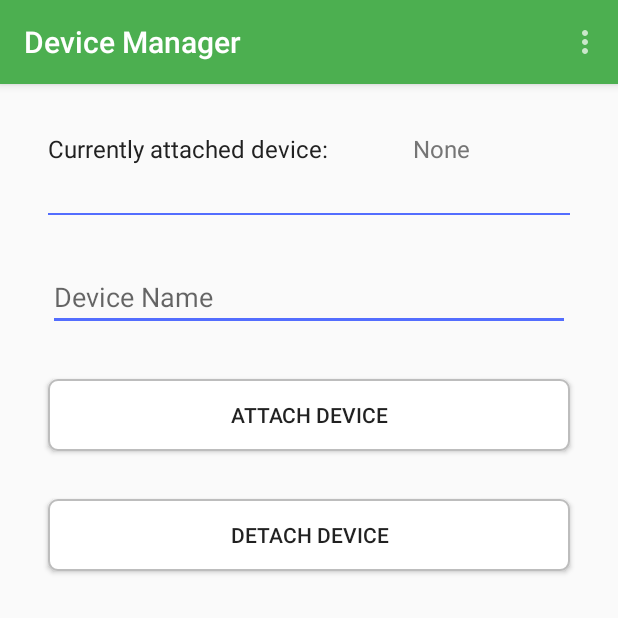
After one commit to danthedrummer/vehilytics_android, an Android app: the DeviceActivity screen opened directly, with no data from a screen before it, on a phone screen of 412 x 824 dp, the top half of it. The commit adds this screen. Run offline under Robolectric (Android 15) with nearby library versions, the phone set to English and light mode, and no system bars.

Commit message:
Device Activity
Added the device manager activity which allows the user to attach and
detach devices from their account.

Also built a special activity extending AppCompatActivity that includes
the toolbar with the sign out function so I don't need to code it in for
every activity

```diff
--- a/app/src/main/java/com/ddowney/vehilytics/User.kt
+++ b/app/src/main/java/com/ddowney/vehilytics/User.kt
@@ -3,6 +3,7 @@ package com.ddowney.vehilytics
 object User {
     var email = ""
     var token = ""
+    var deviceName = "None"
 
     fun setUser(email: String, token: String) {
         this.email = email
--- a/app/src/main/java/com/ddowney/vehilytics/services/DeviceService.kt
+++ b/app/src/main/java/com/ddowney/vehilytics/services/DeviceService.kt
@@ -6,9 +6,19 @@ import retrofit2.http.*
 
 interface DeviceService {
 
+    @GET("v1/devices")
+    fun getDeviceInfo(@Header("X-User-Email") email: String,
+                      @Header("X-User-Token") token: String): Call<Device>
+
     @FormUrlEncoded
-    @POST("v1/devices")
+    @POST("v1/devices?function=attach")
     fun attachDeviceToUser(@Header("X-User-Email") email: String,
                            @Header("X-User-Token") token: String,
                            @Field("device_name") deviceName: String): Call<Device>
+
+    @FormUrlEncoded
+    @POST("v1/devices?function=detach")
+    fun detachDeviceFromUser(@Header("X-User-Email") email: String,
+                           @Header("X-User-Token") token: String,
+                           @Field("device_name") deviceName: String): Call<Void>
 }
--- /dev/null
+++ b/app/src/main/res/layout/activity_device.xml
@@ -0,0 +1,86 @@
+<?xml version="1.0" encoding="utf-8"?>
+<RelativeLayout xmlns:android="http://schemas.android.com/apk/res/android"
+    xmlns:app="http://schemas.android.com/apk/res-auto"
+    xmlns:tools="http://schemas.android.com/tools"
+    android:layout_width="match_parent"
+    android:layout_height="match_parent"
+    tools:context=".DeviceActivity">
+
+    <android.support.v7.widget.Toolbar
+        android:id="@+id/main_toolbar"
+        app:titleTextColor="@color/colorIcons"
+        app:popupTheme="@style/PopupMenuStyle"
+        app:title="Device Manager"
+        style="@style/MainToolbar"/>
+
+    <LinearLayout
+        android:id="@+id/device_name_wrapper"
+        android:layout_width="match_parent"
+        android:layout_height="wrap_content"
+        android:orientation="horizontal"
+        android:layout_below="@id/main_toolbar"
+        android:layout_marginStart="32dp"
+        android:layout_marginEnd="32dp"
+        android:layout_marginTop="32dp">
+
+        <TextView
+            android:id="@+id/device_name_label"
+            android:layout_width="0dp"
+            android:layout_height="wrap_content"
+            android:text="@string/currently_attached_device"
+            android:textSize="16sp"
+            android:textColor="@color/colorPrimaryText"
+            android:layout_weight="0.7" />
+
+        <TextView
+            android:id="@+id/device_name_text"
+            android:layout_width="0dp"
+            android:layout_height="wrap_content"
+            android:text="@string/none"
+            android:textSize="16sp"
+            android:textColor="@color/colorSecondaryText"
+            android:layout_weight="0.3"/>
+
+    </LinearLayout>
+
+    <View android:id="@+id/divider1" android:layout_below="@id/device_name_wrapper" style="@style/Divider"/>
+
+    <EditText
+        android:id="@+id/device_name_field"
+        android:layout_width="match_parent"
+        android:layout_height="wrap_content"
+        android:layout_marginStart="32dp"
+        android:layout_marginEnd="32dp"
+        android:layout_marginTop="32dp"
+        android:inputType="text"
+        android:hint="@string/device_name"
+        android:layout_below="@id/divider1"/>
+
+    <Button
+        android:id="@+id/attach_device_button"
+        android:text="@string/attach_device"
+        android:layout_below="@id/device_name_field"
+        android:layout_alignParentEnd="true"
+        android:clickable="false"
+        style="@style/DeviceManagerButton" />
+
+    <Button
+        android:id="@+id/detach_device_button"
+        android:text="@string/detach_device"
+        android:layout_below="@id/attach_device_button"
+        android:layout_alignParentEnd="true"
+        android:clickable="false"
+        style="@style/DeviceManagerButton" />
+
+    <TextView
+        android:id="@+id/device_manager_error_text"
+        android:layout_width="match_parent"
+        android:layout_height="wrap_content"
+        android:layout_marginStart="32dp"
+        android:layout_marginEnd="32dp"
+        android:layout_marginTop="32dp"
+        android:text="@string/invalid_device_name"
+        android:layout_below="@id/detach_device_button"
+        style="@style/ErrorMessage"/>
+
+</RelativeLayout>
--- a/app/src/main/res/layout/activity_login.xml
+++ b/app/src/main/res/layout/activity_login.xml
@@ -35,13 +35,11 @@
         android:id="@+id/error_text"
         android:layout_width="wrap_content"
         android:layout_height="wrap_content"
-        android:textSize="16sp"
-        android:textColor="@color/colorErrorLight"
         android:layout_above="@id/email_wrapper"
         android:layout_marginBottom="-16dp"
-        android:visibility="gone"
         android:layout_centerHorizontal="true"
-        android:text="@string/email_or_password_invalid"/>
+        android:text="@string/email_or_password_invalid"
+        style="@style/ErrorMessage"/>
 
     <FrameLayout
         android:id="@+id/email_wrapper"
--- a/app/src/main/res/values/strings.xml
+++ b/app/src/main/res/values/strings.xml
@@ -21,4 +21,14 @@
     <string name="preferences_button_subtext">Manage the sensors reported</string>
     <string name="reminders_button_subtext">Manage your reminders</string>
     <string name="device_button_subtext">Manage your device</string>
+    <string name="currently_attached_device">Currently attached device:</string>
+    <string name="none">None</string>
+    <string name="attach_device">Attach Device</string>
+    <string name="detach_device">Detach Device</string>
+    <string name="device_name">Device Name</string>
+    <string name="invalid_device_name">Invalid device name</string>
+    <string name="no_device_attached">No Device attached</string>
+    <string name="invalid_credentials">Invalid Credentials</string>
+    <string name="error_occurred">An error occurred</string>
+    <string name="device_already_attached">Device already attached</string>
 </resources>
--- a/app/src/main/res/values/styles.xml
+++ b/app/src/main/res/values/styles.xml
@@ -68,4 +68,37 @@
         <item name="android:layout_marginTop">4dp</item>
     </style>
 
+    <style name="Divider">
+        <item name="android:layout_height">1dp</item>
+        <item name="android:layout_width">match_parent</item>
+        <item name="android:layout_marginStart">32dp</item>
+        <item name="android:layout_marginEnd">32dp</item>
+        <item name="android:layout_marginTop">32dp</item>
+        <item name="android:background">@color/colorAccent</item>
+    </style>
+
+    <style name="MainToolbar">
+        <item name="android:background">@color/colorPrimary</item>
+        <item name="android:layout_width">match_parent</item>
+        <item name="android:layout_height">?attr/actionBarSize</item>
+        <item name="android:elevation">4dp</item>
+        <item name="android:theme">@style/Theme.AppCompat.NoActionBar</item>
+    </style>
+
+    <style name="DeviceManagerButton">
+        <item name="android:layout_width">match_parent</item>
+        <item name="android:layout_height">wrap_content</item>
+        <item name="android:layout_marginTop">32dp</item>
+        <item name="android:layout_marginStart">32dp</item>
+        <item name="android:layout_marginEnd">32dp</item>
+        <item name="android:background">@drawable/main_button_selector</item>
+    </style>
+
+    <style name="ErrorMessage">
+        <item name="android:textColor">@color/colorErrorLight</item>
+        <item name="android:textSize">16sp</item>
+        <item name="android:textAlignment">center</item>
+        <item name="android:visibility">gone</item>
+    </style>
+
 </resources>
--- a/build.gradle
+++ b/build.gradle
@@ -1,7 +1,7 @@
 // Top-level build file where you can add configuration options common to all sub-projects/modules.
 
 buildscript {
-    ext.kotlin_version = '1.1.51'
+    ext.kotlin_version = '1.2.30'
     repositories {
         google()
         jcenter()
```
Also changed, not shown: app/src/main/AndroidManifest.xml (+15 -12 lines), app/src/main/java/com/ddowney/vehilytics/DanCompatActivity.kt (added, +68 -0 lines), app/src/main/java/com/ddowney/vehilytics/DeviceActivity.kt (added, +145 -0 lines), app/src/main/java/com/ddowney/vehilytics/HomeActivity.kt (+3 -53 lines), app/src/main/res/layout/activity_home.xml (+2 -6 lines).
